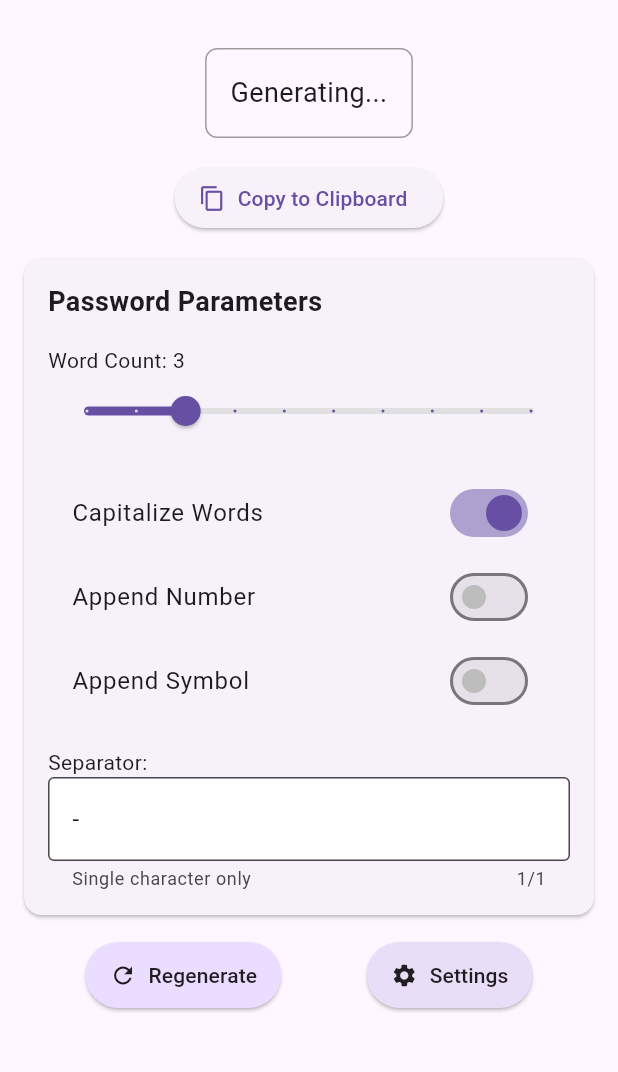
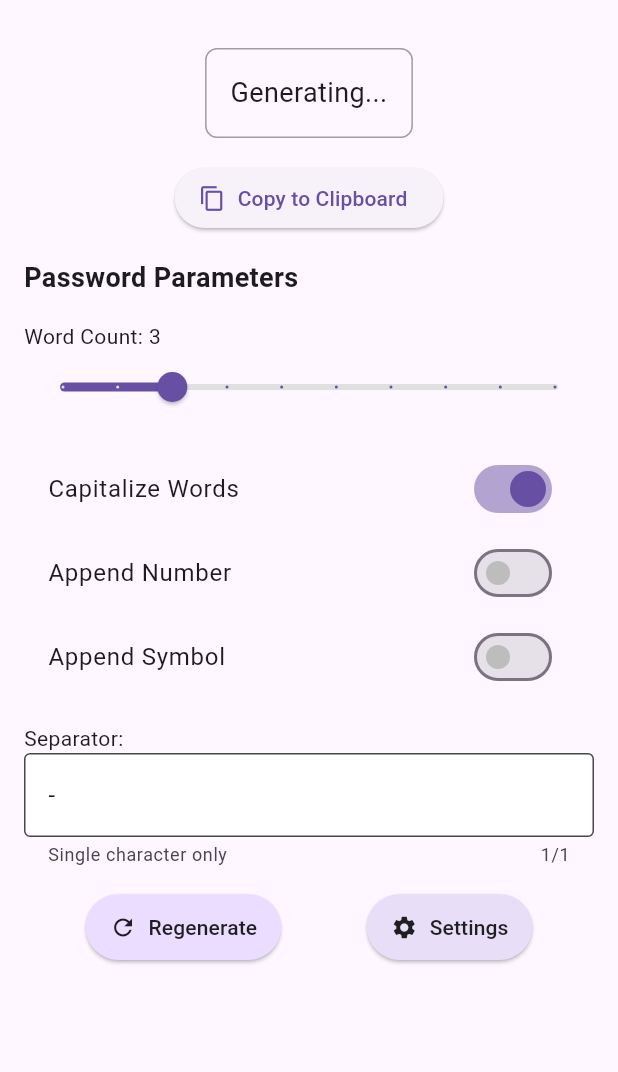
Before and after one commit to lunchboxer/passgen-flutter, a Flutter app: the screen it shows after launch, on a phone screen of 412 x 824 dp, the part 84-1156 px from its top. Run offline on Flutter 3.47's test engine with Material 3 defaults, Android fonts, the phone set to English and light mode, and no system bars; our stand-ins replace shared_preferences; statements that could not run were skipped; project files that could hold a hidden picture were left out.

Commit message:
Remove card styling from ParameterControlsPanel and fix Material context
Co-authored-by: Qwen-Coder <qwen-coder@alibabacloud.com>

```diff
--- a/lib/ui/components/parameter_controls_panel.dart
+++ b/lib/ui/components/parameter_controls_panel.dart
@@ -56,14 +56,10 @@ class _ParameterControlsPanelState extends State<ParameterControlsPanel> {
     );
     final spacing = isLargeScreen ? 20.0 : 16.0;
 
-    return Card(
-      margin: EdgeInsets.all(isLargeScreen ? 20 : 16),
-      // Adapt card color to theme
-      color: theme.brightness == Brightness.dark
-          ? theme.cardColor
-          : null, // Use default card color for light theme
-      child: Padding(
-        padding: EdgeInsets.all(isLargeScreen ? 20 : 16),
+    return Padding(
+      padding: EdgeInsets.all(isLargeScreen ? 20 : 16),
+      child: Material(
+        type: MaterialType.transparency,
         child: Column(
           crossAxisAlignment: CrossAxisAlignment.start,
           children: [
```
